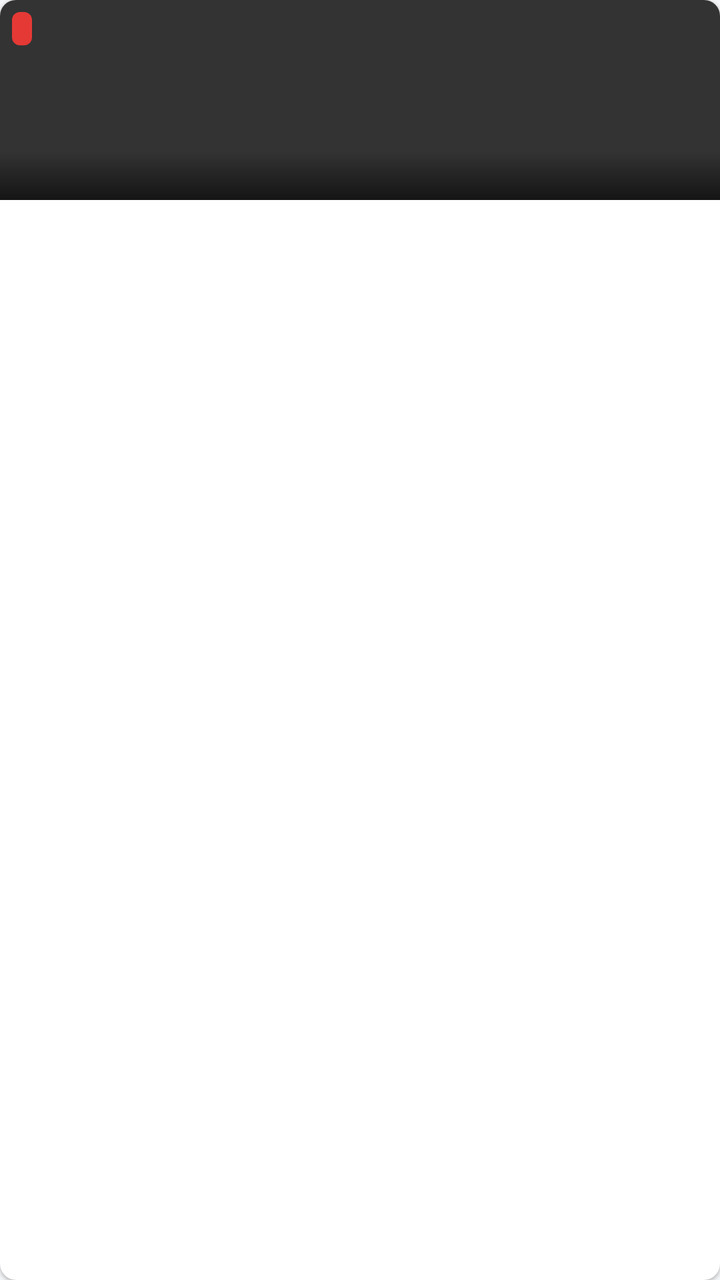
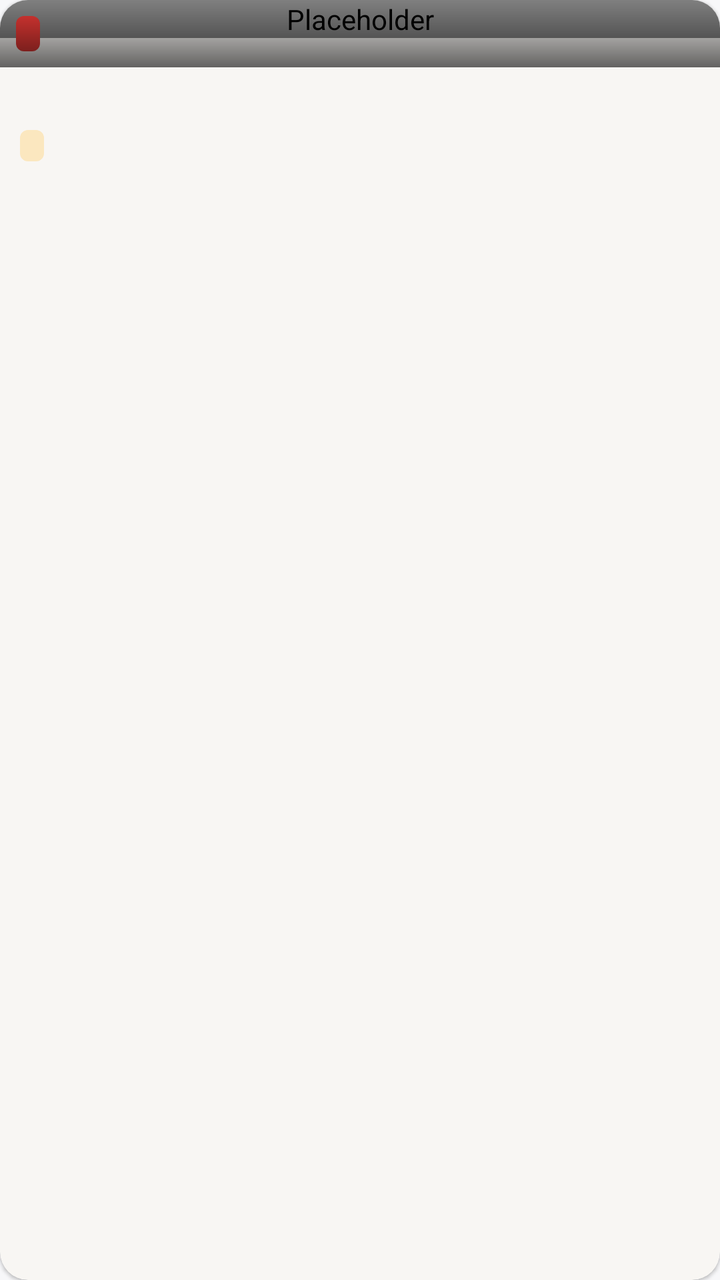

Compare the two renders of this Android layout. The source of the first and the diff that turns it into the second are given below.
<!-- AndroidManifest.xml: application theme Theme.DoubaoLive -->
<!-- res/layout/item_room.xml -->
<?xml version="1.0" encoding="utf-8"?>
<com.google.android.material.card.MaterialCardView xmlns:android="http://schemas.android.com/apk/res/android"
    xmlns:app="http://schemas.android.com/apk/res-auto"
    android:layout_width="match_parent"
    android:layout_height="wrap_content"
    android:layout_margin="5dp"
    app:cardBackgroundColor="#FFFFFF"
    app:cardCornerRadius="8dp"
    app:cardElevation="1dp"
    app:strokeWidth="0dp">

    <LinearLayout
        android:layout_width="match_parent"
        android:layout_height="wrap_content"
        android:orientation="vertical">

        <FrameLayout
            android:layout_width="match_parent"
            android:layout_height="wrap_content">

            <ImageView
                android:id="@+id/cover"
                android:layout_width="match_parent"
                android:layout_height="100dp"
                android:background="#333333"
                android:contentDescription="@null"
                android:scaleType="centerCrop" />

            <TextView
                android:id="@+id/badge"
                android:layout_width="wrap_content"
                android:layout_height="wrap_content"
                android:layout_margin="6dp"
                android:background="@drawable/bg_badge"
                android:paddingHorizontal="5dp"
                android:paddingVertical="1dp"
                android:textColor="#FFFFFF"
                android:textSize="11sp" />

            <TextView
                android:id="@+id/popularity"
                android:layout_width="match_parent"
                android:layout_height="wrap_content"
                android:layout_gravity="bottom"
                android:background="@drawable/bg_shade"
                android:gravity="end"
                android:padding="5dp"
                android:textColor="#FFFFFF"
                android:textSize="11sp" />
        </FrameLayout>

        <TextView
            android:id="@+id/title"
            android:layout_width="match_parent"
            android:layout_height="wrap_content"
            android:ellipsize="end"
            android:maxLines="1"
            android:paddingHorizontal="8dp"
            android:paddingTop="6dp"
            android:textColor="@color/text"
            android:textSize="13sp"
            android:textStyle="bold" />

        <TextView
            android:id="@+id/anchor"
            android:layout_width="match_parent"
            android:layout_height="wrap_content"
            android:ellipsize="end"
            android:maxLines="1"
            android:paddingHorizontal="8dp"
            android:paddingTop="2dp"
            android:paddingBottom="8dp"
            android:textColor="@color/sub"
            android:textSize="12sp" />
    </LinearLayout>
</com.google.android.material.card.MaterialCardView>
<!-- resources referenced by this layout -->
<resources>
  <color name="sub">#888888</color>
  <color name="text">#222222</color>
  <!-- drawable bg_badge (drawable) -->
  <?xml version="1.0" encoding="utf-8"?>
  <shape xmlns:android="http://schemas.android.com/apk/res/android">
      <solid android:color="#E53935" />
      <corners android:radius="4dp" />
  </shape>
  <!-- drawable bg_shade (drawable) -->
  <?xml version="1.0" encoding="utf-8"?>
  <shape xmlns:android="http://schemas.android.com/apk/res/android">
      <gradient android:angle="270" android:startColor="#00000000" android:endColor="#99000000" />
  </shape>
  <style name="Theme.DoubaoLive" parent="Theme.Material3.Light.NoActionBar">
          <item name="colorPrimary">@color/bar</item>
          <item name="colorSecondary">@color/gold</item>
          <item name="android:statusBarColor">@color/bar</item>
          <item name="android:windowBackground">@color/bg</item>
      </style>
  <color name="bar">#1C1E25</color>
  <color name="gold">#DFC79C</color>
  <color name="bg">#F4F5F7</color>
</resources>

<!-- the commit's change to res/layout/item_room.xml (unified diff, before → after) -->
@@ -1,13 +1,16 @@
 <?xml version="1.0" encoding="utf-8"?>
 <com.google.android.material.card.MaterialCardView xmlns:android="http://schemas.android.com/apk/res/android"
     xmlns:app="http://schemas.android.com/apk/res-auto"
+    style="?attr/materialCardViewElevatedStyle"
     android:layout_width="match_parent"
     android:layout_height="wrap_content"
-    android:layout_margin="5dp"
-    app:cardBackgroundColor="#FFFFFF"
-    app:cardCornerRadius="8dp"
+    android:layout_margin="6dp"
+    app:cardBackgroundColor="?attr/colorSurface"
+    app:cardCornerRadius="14dp"
     app:cardElevation="1dp"
-    app:strokeWidth="0dp">
+    android:focusable="true"
+    app:strokeColor="@color/stroke_focus"
+    app:strokeWidth="3dp">
 
     <LinearLayout
         android:layout_width="match_parent"
@@ -18,11 +21,11 @@
             android:layout_width="match_parent"
             android:layout_height="wrap_content">
 
-            <ImageView
+            <com.doubao.live.AspectImageView
                 android:id="@+id/cover"
                 android:layout_width="match_parent"
-                android:layout_height="100dp"
-                android:background="#333333"
+                android:layout_height="wrap_content"
+                android:background="?attr/colorSurfaceVariant"
                 android:contentDescription="@null"
                 android:scaleType="centerCrop" />
 
@@ -30,12 +33,13 @@
                 android:id="@+id/badge"
                 android:layout_width="wrap_content"
                 android:layout_height="wrap_content"
-                android:layout_margin="6dp"
+                android:layout_margin="8dp"
                 android:background="@drawable/bg_badge"
-                android:paddingHorizontal="5dp"
-                android:paddingVertical="1dp"
+                android:paddingHorizontal="6dp"
+                android:paddingVertical="2dp"
                 android:textColor="#FFFFFF"
-                android:textSize="11sp" />
+                android:textSize="10sp"
+                android:textStyle="bold" />
 
             <TextView
                 android:id="@+id/popularity"
@@ -44,7 +48,9 @@
                 android:layout_gravity="bottom"
                 android:background="@drawable/bg_shade"
                 android:gravity="end"
-                android:padding="5dp"
+                android:paddingHorizontal="8dp"
+                android:paddingTop="14dp"
+                android:paddingBottom="5dp"
                 android:textColor="#FFFFFF"
                 android:textSize="11sp" />
         </FrameLayout>
@@ -55,22 +61,41 @@
             android:layout_height="wrap_content"
             android:ellipsize="end"
             android:maxLines="1"
-            android:paddingHorizontal="8dp"
-            android:paddingTop="6dp"
-            android:textColor="@color/text"
-            android:textSize="13sp"
+            android:paddingHorizontal="10dp"
+            android:paddingTop="8dp"
+            android:textColor="?attr/colorOnSurface"
+            android:textSize="14sp"
             android:textStyle="bold" />
 
-        <TextView
-            android:id="@+id/anchor"
+        <LinearLayout
             android:layout_width="match_parent"
             android:layout_height="wrap_content"
-            android:ellipsize="end"
-            android:maxLines="1"
-            android:paddingHorizontal="8dp"
-            android:paddingTop="2dp"
-            android:paddingBottom="8dp"
-            android:textColor="@color/sub"
-            android:textSize="12sp" />
+            android:gravity="center_vertical"
+            android:orientation="horizontal"
+            android:paddingHorizontal="10dp"
+            android:paddingTop="4dp"
+            android:paddingBottom="10dp">
+
+            <TextView
+                android:id="@+id/league"
+                android:layout_width="wrap_content"
+                android:layout_height="wrap_content"
+                android:background="@drawable/bg_tag"
+                android:paddingHorizontal="6dp"
+                android:paddingVertical="1dp"
+                android:textColor="?attr/colorOnPrimaryContainer"
+                android:textSize="10sp" />
+
+            <TextView
+                android:id="@+id/anchor"
+                android:layout_width="0dp"
+                android:layout_height="wrap_content"
+                android:layout_marginStart="6dp"
+                android:layout_weight="1"
+                android:ellipsize="end"
+                android:maxLines="1"
+                android:textColor="?attr/colorOnSurfaceVariant"
+                android:textSize="12sp" />
+        </LinearLayout>
     </LinearLayout>
 </com.google.android.material.card.MaterialCardView>
<!-- resource entries referenced after the edit -->
@@ -1,7 +1,5 @@
 <!-- resources referenced by this layout -->
 <resources>
-  <color name="sub">#888888</color>
-  <color name="text">#222222</color>
   <!-- drawable bg_badge (drawable) -->
   <?xml version="1.0" encoding="utf-8"?>
   <shape xmlns:android="http://schemas.android.com/apk/res/android">
@@ -13,14 +11,42 @@
   <shape xmlns:android="http://schemas.android.com/apk/res/android">
       <gradient android:angle="270" android:startColor="#00000000" android:endColor="#99000000" />
   </shape>
-  <style name="Theme.DoubaoLive" parent="Theme.Material3.Light.NoActionBar">
-          <item name="colorPrimary">@color/bar</item>
-          <item name="colorSecondary">@color/gold</item>
-          <item name="android:statusBarColor">@color/bar</item>
-          <item name="android:windowBackground">@color/bg</item>
+  <!-- drawable bg_tag (drawable) -->
+  <?xml version="1.0" encoding="utf-8"?>
+  <shape xmlns:android="http://schemas.android.com/apk/res/android">
+      <solid android:color="@color/primary_container" />
+      <corners android:radius="4dp" />
+  </shape>
+  <style name="Theme.DoubaoLive" parent="Theme.Material3.DayNight.NoActionBar">
+          <item name="colorPrimary">@color/primary</item>
+          <item name="colorOnPrimary">@color/on_primary</item>
+          <item name="colorPrimaryContainer">@color/primary_container</item>
+          <item name="colorOnPrimaryContainer">@color/on_primary_container</item>
+          <item name="colorSecondaryContainer">@color/primary_container</item>
+          <item name="colorOnSecondaryContainer">@color/on_primary_container</item>
+          <item name="colorSurface">@color/surface</item>
+          <item name="colorSurfaceContainer">@color/nav_bar</item>
+          <item name="colorSurfaceVariant">@color/surface_variant</item>
+          <item name="colorOnSurface">@color/on_surface</item>
+          <item name="colorOnSurfaceVariant">@color/on_surface_variant</item>
+          <item name="colorOutline">@color/outline</item>
+          <item name="android:colorBackground">@color/background</item>
+          <item name="android:windowBackground">@color/background</item>
+          <item name="android:statusBarColor">@color/background</item>
+          <item name="android:navigationBarColor">@color/nav_bar</item>
+          <item name="android:windowLightStatusBar">@bool/light_bars</item>
+          <item name="android:windowLightNavigationBar">@bool/light_bars</item>
       </style>
-  <color name="bar">#1C1E25</color>
-  <color name="gold">#DFC79C</color>
-  <color name="bg">#F4F5F7</color>
+  <color name="primary_container">#FBE7BF</color>
+  <color name="primary">#7A5E22</color>
+  <color name="on_primary">#FFFFFF</color>
+  <color name="on_primary_container">#271900</color>
+  <color name="surface">#FFFFFF</color>
+  <color name="nav_bar">#FFFFFF</color>
+  <color name="surface_variant">#EEEEF2</color>
+  <color name="on_surface">#1B1C20</color>
+  <color name="on_surface_variant">#6B6E76</color>
+  <color name="outline">#DADCE2</color>
+  <color name="background">#F7F7F9</color>
 </resources>
 
